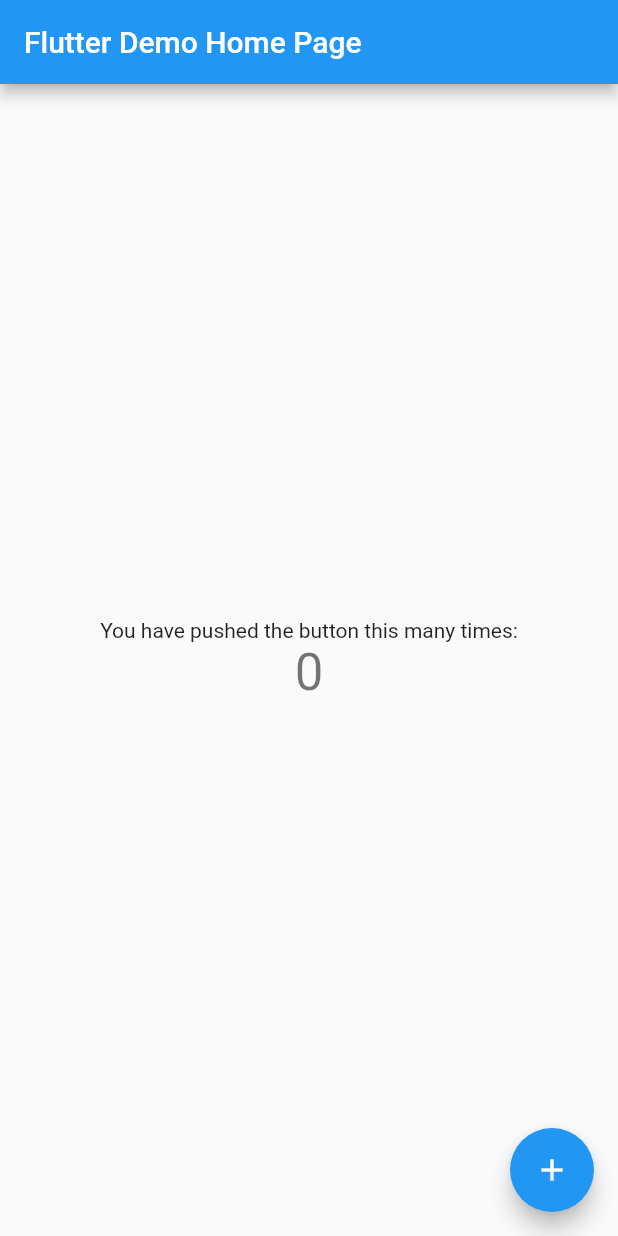
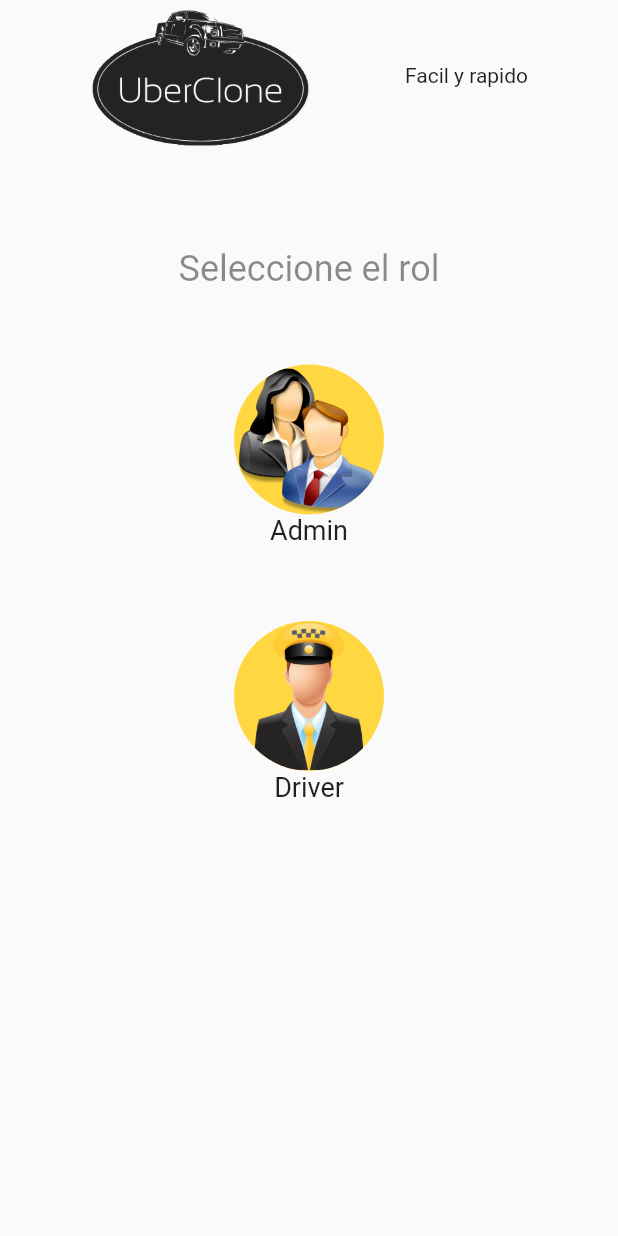
Before and after one commit to quenandres/uberclone, a Flutter app: the screen it shows after launch, on a phone screen of 412 x 824 dp. Run offline on Flutter 3.47's test engine with Material 2 defaults, Android fonts, the phone set to English and light mode, and no system bars.

Commit message:
Planteamiento de primer pantalla (Home), agrega imagenes y logica basica de los dos tipos de usuario. Diseño del Home Page ( Parte 1 )

```diff
--- a/lib/main.dart
+++ b/lib/main.dart
@@ -1,115 +1,25 @@
 import 'package:flutter/material.dart';
+import 'package:uberclone/pages/home/home_page.dart';
 
 void main() {
-  runApp(const MyApp());
+  runApp(MyApp());
 }
 
-class MyApp extends StatelessWidget {
-  const MyApp({Key? key}) : super(key: key);
+class MyApp extends StatefulWidget {
+  @override
+  _MyAppState createState() => _MyAppState();
+}
 
-  // This widget is the root of your application.
+class _MyAppState extends State<MyApp> {
   @override
   Widget build(BuildContext context) {
     return MaterialApp(
-      title: 'Flutter Demo',
-      theme: ThemeData(
-        // This is the theme of your application.
-        //
-        // Try running your application with "flutter run". You'll see the
-        // application has a blue toolbar. Then, without quitting the app, try
-        // changing the primarySwatch below to Colors.green and then invoke
-        // "hot reload" (press "r" in the console where you ran "flutter run",
-        // or simply save your changes to "hot reload" in a Flutter IDE).
-        // Notice that the counter didn't reset back to zero; the application
-        // is not restarted.
-        primarySwatch: Colors.blue,
-      ),
-      home: const MyHomePage(title: 'Flutter Demo Home Page'),
+      debugShowCheckedModeBanner: false,
+      title: 'UberClone',
+      initialRoute: 'home',
+      routes: {
+        'home': (BuildContext context) => HomePage(),
+      },
     );
   }
 }
-
-class MyHomePage extends StatefulWidget {
-  const MyHomePage({Key? key, required this.title}) : super(key: key);
-
-  // This widget is the home page of your application. It is stateful, meaning
-  // that it has a State object (defined below) that contains fields that affect
-  // how it looks.
-
-  // This class is the configuration for the state. It holds the values (in this
-  // case the title) provided by the parent (in this case the App widget) and
-  // used by the build method of the State. Fields in a Widget subclass are
-  // always marked "final".
-
-  final String title;
-
-  @override
-  State<MyHomePage> createState() => _MyHomePageState();
-}
-
-class _MyHomePageState extends State<MyHomePage> {
-  int _counter = 0;
-
-  void _incrementCounter() {
-    setState(() {
-      // This call to setState tells the Flutter framework that something has
-      // changed in this State, which causes it to rerun the build method below
-      // so that the display can reflect the updated values. If we changed
-      // _counter without calling setState(), then the build method would not be
-      // called again, and so nothing would appear to happen.
-      _counter++;
-    });
-  }
-
-  @override
-  Widget build(BuildContext context) {
-    // This method is rerun every time setState is called, for instance as done
-    // by the _incrementCounter method above.
-    //
-    // The Flutter framework has been optimized to make rerunning build methods
-    // fast, so that you can just rebuild anything that needs updating rather
-    // than having to individually change instances of widgets.
-    return Scaffold(
-      appBar: AppBar(
-        // Here we take the value from the MyHomePage object that was created by
-        // the App.build method, and use it to set our appbar title.
-        title: Text(widget.title),
-      ),
-      body: Center(
-        // Center is a layout widget. It takes a single child and positions it
-        // in the middle of the parent.
-        child: Column(
-          // Column is also a layout widget. It takes a list of children and
-          // arranges them vertically. By default, it sizes itself to fit its
-          // children horizontally, and tries to be as tall as its parent.
-          //
-          // Invoke "debug painting" (press "p" in the console, choose the
-          // "Toggle Debug Paint" action from the Flutter Inspector in Android
-          // Studio, or the "Toggle Debug Paint" command in Visual Studio Code)
-          // to see the wireframe for each widget.
-          //
-          // Column has various properties to control how it sizes itself and
-          // how it positions its children. Here we use mainAxisAlignment to
-          // center the children vertically; the main axis here is the vertical
-          // axis because Columns are vertical (the cross axis would be
-          // horizontal).
-          mainAxisAlignment: MainAxisAlignment.center,
-          children: <Widget>[
-            const Text(
-              'You have pushed the button this many times:',
-            ),
-            Text(
-              '$_counter',
-              style: Theme.of(context).textTheme.headline4,
-            ),
-          ],
-        ),
-      ),
-      floatingActionButton: FloatingActionButton(
-        onPressed: _incrementCounter,
-        tooltip: 'Increment',
-        child: const Icon(Icons.add),
-      ), // This trailing comma makes auto-formatting nicer for build methods.
-    );
-  }
-}
--- /dev/null
+++ b/lib/pages/home/home_page.dart
@@ -0,0 +1,80 @@
+import 'package:flutter/material.dart';
+
+class HomePage extends StatefulWidget {
+  @override
+  State<HomePage> createState() => _HomePageState();
+}
+
+class _HomePageState extends State<HomePage> {
+
+  String img_user = '';
+
+  @override
+  Widget build(BuildContext context) {
+    return Scaffold(
+      body: SafeArea(
+        child: Column(
+          crossAxisAlignment: CrossAxisAlignment.start,
+          children: [
+            _logo(),
+            SizedBox(height: 65),
+            _users()
+          ]
+        ),
+      )
+    );
+  }
+
+  Widget _logo() {
+    return Row(
+      mainAxisAlignment: MainAxisAlignment.spaceEvenly,
+      children: [
+        Image.asset(
+          'assets/images/logo_app.png',
+          width: 150,
+          height: 100
+        ),
+        Text('Facil y rapido')
+      ]
+    );
+  }
+
+  Widget _users() {
+    return Center(
+      child:
+        Column(
+          children: [
+            Text('Seleccione el rol', style: TextStyle(
+              fontSize: 24.0,
+              color: Colors.black45,
+
+            )),
+            SizedBox(height: 50),
+            _rol('Admin'),
+            SizedBox(height: 50),
+            _rol('Driver')
+          ]
+        )
+    );
+  }
+
+  _rol(String rol_user) {
+    if( rol_user == 'Admin' ){
+      this.img_user = 'pasajero.png';
+    } else {
+      this.img_user = 'driver.png';
+    }
+    return Column(
+      children: [
+        CircleAvatar(
+          backgroundImage: AssetImage('assets/images/'+this.img_user),
+          radius: 50,
+          backgroundColor: Colors.amberAccent,
+        ),
+        Text(rol_user, style: TextStyle(
+          fontSize: 18.0
+        ))
+      ]
+    );
+  }
+}
--- a/pubspec.yaml
+++ b/pubspec.yaml
@@ -58,8 +58,8 @@
   uses-material-design: true
 
   # To add assets to your application, add an assets section, like this:
-  # assets:
-  #   - images/a_dot_burr.jpeg
+  assets:
+    - assets/images/
   #   - images/a_dot_ham.jpeg
 
   # An image asset can refer to one or more resolution-specific "variants", see
```
Also changed, not shown: assets/images/driver.png (added), assets/images/flag.png (added), assets/images/icon_car.png (added), assets/images/icon_taxi.png (added), assets/images/logo_app.png (added), assets/images/map_pin_blue.png (added), assets/images/map_pin_red.png (added), assets/images/my_location.png (added), assets/images/my_location_blue.png (added), assets/images/my_location_yellow.png (added), assets/images/pasajero.png (added), assets/images/profile.jpg (added), assets/images/taxi_icon.png (added), assets/images/uber_car.png (added), 1 more files, 1 other file.
